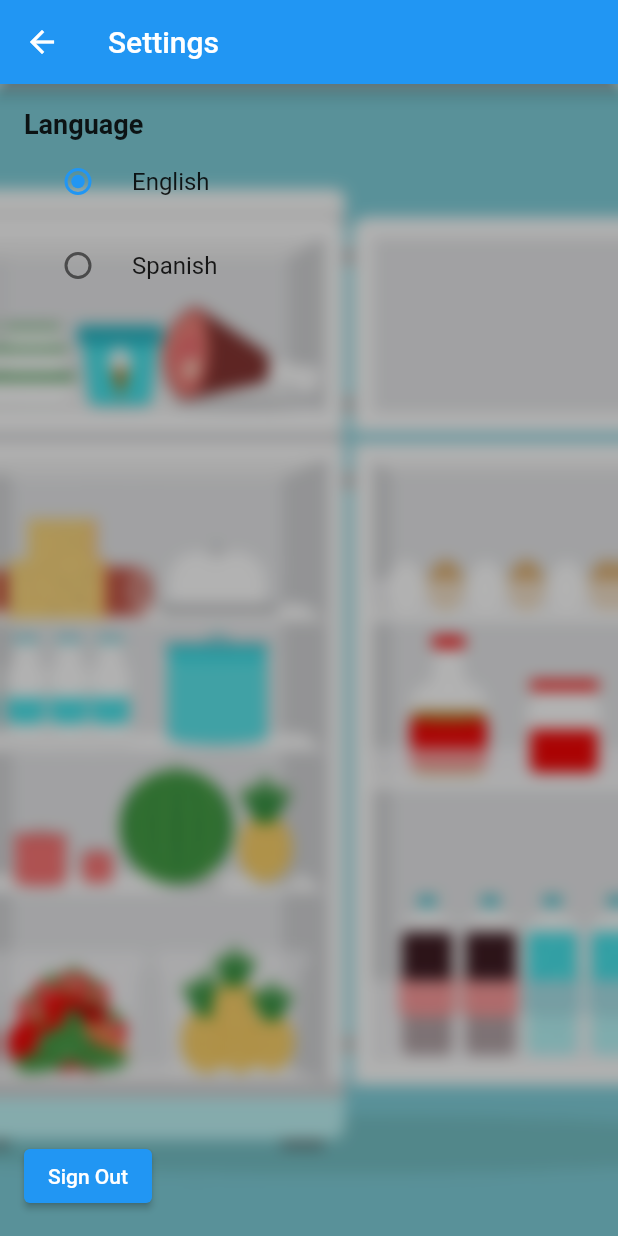
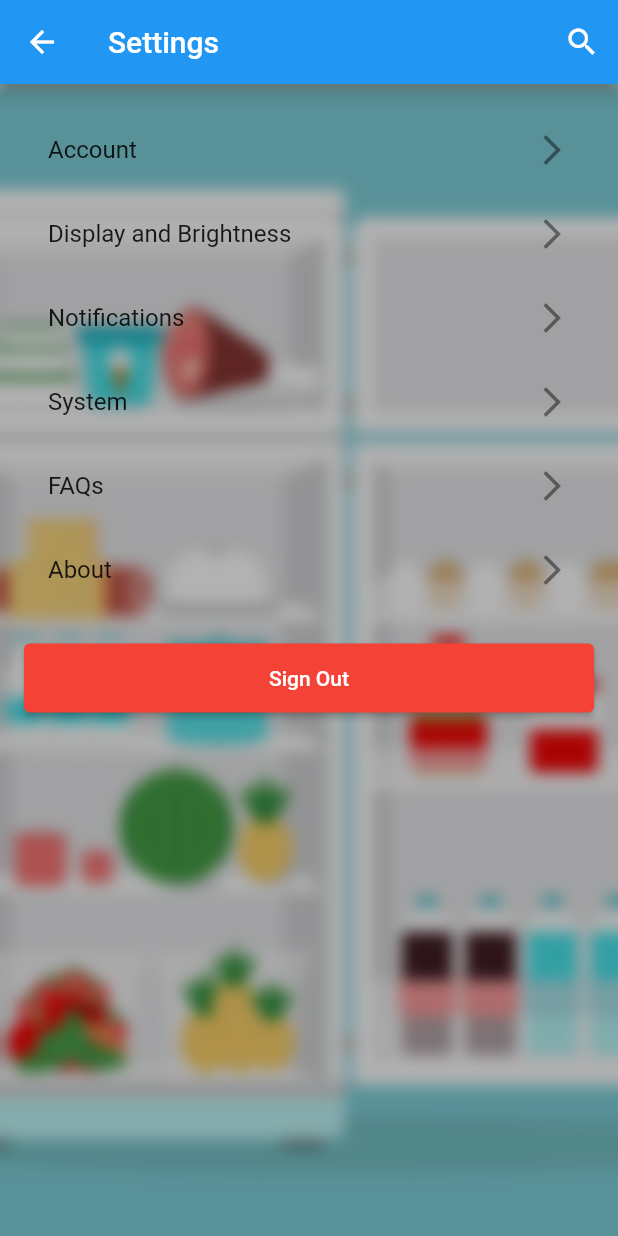
Before and after one commit to Logan-Staley/The-FridgeMasters, a Flutter app: the Settings screen opened directly, on a phone screen of 412 x 824 dp. Run offline on Flutter 3.47's test engine with Material 2 defaults, Android fonts, the phone set to English and light mode, and no system bars; our stand-ins replace flutter_dotenv.

Commit message:
Update settings.dart
Updated settings

```diff
--- a/Project/flutterproject_v1/lib/settings.dart
+++ b/Project/flutterproject_v1/lib/settings.dart
@@ -1,6 +1,7 @@
 import 'package:flutter/material.dart';
-import 'package:fridgemasters/widgets/backgrounds.dart'; // Import Background1
+import 'package:fridgemasters/widgets/backgrounds.dart';
 import 'package:fridgemasters/login.dart';
+import 'package:fridgemasters/widgets/account_settings.dart';
 
 class Settings extends StatefulWidget {
   const Settings({super.key});
@@ -10,7 +11,55 @@ class Settings extends StatefulWidget {
 }
 
 class _SettingsState extends State<Settings> {
-  String _selectedLanguage = 'English'; // Default selected language
+  String _selectedLanguage = 'English';
+
+  Future<void> _showConfirmationDialog(BuildContext context) async {
+    return showDialog<void>(
+      context: context,
+      barrierDismissible: true,
+      builder: (BuildContext dialogContext) {
+        return AlertDialog(
+          title: Text('Confirm Sign Out'),
+          content: Text('Do you really want to sign out?'),
+          actions: <Widget>[
+            TextButton(
+              child: Text('Cancel'),
+              onPressed: () {
+                Navigator.of(dialogContext).pop(); // Dismiss the dialog
+              },
+            ),
+            TextButton(
+              child: Text('Yes'),
+              onPressed: () {
+                Navigator.pushReplacement(
+                  context,
+                  MaterialPageRoute(builder: (context) => LoginPage()),
+                );
+              },
+            ),
+          ],
+        );
+      },
+    );
+  }
+
+  void _navigateToSetting(String category) {
+    Widget? nextPage;
+    switch (category) {
+      case 'Account':
+        nextPage = AccountSettings();
+        break;
+      // Add more cases for other categories here...
+    }
+
+    if (nextPage != null) {
+      Navigator.push(
+        context,
+        MaterialPageRoute(builder: (context) => nextPage!),
+      );
+    }
+    print("Navigating to $category settings");
+  }
 
   @override
   Widget build(BuildContext context) {
@@ -20,52 +69,67 @@ class _SettingsState extends State<Settings> {
         leading: IconButton(
           icon: const Icon(Icons.arrow_back),
           onPressed: () {
-            Navigator.pop(context); // Go back to the previous page
+            Navigator.pop(context);
           },
         ),
+        actions: [
+          IconButton(
+            icon: const Icon(Icons.search),
+            onPressed: () {
+              // TODO: Implement search functionality
+              print("Search pressed");
+            },
+          ),
+        ],
       ),
       body: Stack(
         children: [
-          const Background1(), // This will be your background
+          const Background1(),
           Padding(
             padding: const EdgeInsets.all(16.0),
-            child: Column(
-              crossAxisAlignment: CrossAxisAlignment.start,
+            child: ListView(
               children: [
-                const Text(
-                  'Language',
-                  style: TextStyle(fontSize: 18, fontWeight: FontWeight.bold),
+                ListTile(
+                  title: Text('Account'),
+                  trailing: Icon(Icons.arrow_forward_ios),
+                  onTap: () => _navigateToSetting('Account'),
                 ),
-                RadioListTile<String>(
-                  title: const Text('English'),
-                  value: 'English',
-                  groupValue: _selectedLanguage,
-                  onChanged: (String? value) {
-                    setState(() {
-                      _selectedLanguage = value!;
-                    });
-                  },
+                ListTile(
+                  title: Text('Display and Brightness'),
+                  trailing: Icon(Icons.arrow_forward_ios),
+                  onTap: () => _navigateToSetting('Display and Brightness'),
                 ),
-                RadioListTile<String>(
-                  title: const Text('Spanish'),
-                  value: 'Spanish',
-                  groupValue: _selectedLanguage,
-                  onChanged: (String? value) {
-                    setState(() {
-                      _selectedLanguage = value!;
-                    });
-                  },
+                ListTile(
+                  title: Text('Notifications'),
+                  trailing: Icon(Icons.arrow_forward_ios),
+                  onTap: () => _navigateToSetting('Notifications'),
                 ),
-                const Spacer(), // Pushes the Sign Out button to the end
+                ListTile(
+                  title: Text('System'),
+                  trailing: Icon(Icons.arrow_forward_ios),
+                  onTap: () => _navigateToSetting('System'),
+                ),
+                ListTile(
+                  title: Text('FAQs'),
+                  trailing: Icon(Icons.arrow_forward_ios),
+                  onTap: () => _navigateToSetting('FAQs'),
+                ),
+                ListTile(
+                  title: Text('About'),
+                  trailing: Icon(Icons.arrow_forward_ios),
+                  onTap: () => _navigateToSetting('About'),
+                ),
+                SizedBox(height: 20), // Spacer doesn't work in ListView. Replacing with SizedBox.
                 ElevatedButton(
                   onPressed: () {
-                    // Implement your sign-out logic here
-                    Navigator.pushReplacement(
-                      context,
-                      MaterialPageRoute(builder: (context) => LoginPage()),
-                    );
+                    _showConfirmationDialog(context);
                   },
                   child: const Text('Sign Out'),
+                  style: ButtonStyle(
+                    backgroundColor: MaterialStateProperty.all(Colors.red),
+                    padding: MaterialStateProperty.all(
+                        EdgeInsets.symmetric(vertical: 15.0, horizontal: 30.0)),
+                  ),
                 ),
               ],
             ),
```
